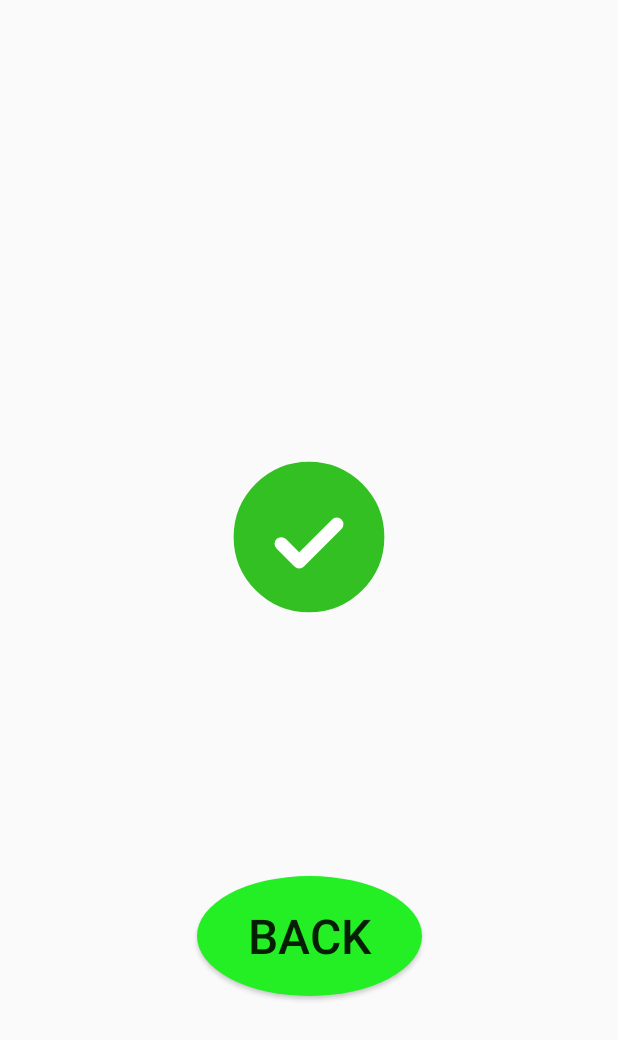
After one commit to nagasho1122/habitapp, an Android app: the doneaction screen opened directly, with no data from a screen before it, on a phone screen of 412 x 824 dp. The commit adds this screen. Shown: the top 1040 px of the screen. Run offline under Robolectric (Android 15) with nearby library versions, the phone set to English and light mode, and no system bars.

Commit message:
Doneボタン　画面遷移

```diff
--- a/app/build.gradle
+++ b/app/build.gradle
@@ -44,6 +44,7 @@ dependencies {
     implementation 'androidx.constraintlayout:constraintlayout:2.0.4'
     implementation 'com.google.android.material:material:1.4.0-beta01'
     implementation 'com.github.VRGsoftUA:FlexibleCalendarView:1.0.1'
+    implementation 'com.airbnb.android:lottie:3.4.0'
     coreLibraryDesugaring 'com.android.tools:desugar_jdk_libs:1.1.5'
     testImplementation 'junit:junit:4.+'
     androidTestImplementation 'androidx.test.ext:junit:1.1.2'
--- a/app/src/main/java/com/nagase/nagasho/myapplayout/MainActivity.kt
+++ b/app/src/main/java/com/nagase/nagasho/myapplayout/MainActivity.kt
@@ -77,6 +77,7 @@ class MainActivity : AppCompatActivity(),  FlexibleCalendarMonthCallback {
         val data: Data? = read()
         var datedata: dateData? = readdate()
         val preview = Intent(this, setting::class.java)
+        val doneaction = Intent(this,doneaction::class.java)
         var todaydate: LocalDate = LocalDate.now()
         var realmtodaysdata = realm.where<allData>()
             .equalTo("date", todaydate.toString())
@@ -148,8 +149,8 @@ class MainActivity : AppCompatActivity(),  FlexibleCalendarMonthCallback {
             var today: LocalDate = LocalDate.now()
             insertData(data!!.goal, data!!.target, data!!.frequent, data!!.duration, today.toString())
             doneButtonswitch(false)
-
-
+            startActivity(doneaction)
+            finish()
         }
         //Appbarの設定ページへ飛ぶ処理
         topAppBar.setOnMenuItemClickListener { menuItem ->
--- /dev/null
+++ b/app/src/main/java/com/nagase/nagasho/myapplayout/doneaction.kt
@@ -0,0 +1,19 @@
+package com.nagase.nagasho.myapplayout
+
+import android.content.Intent
+import androidx.appcompat.app.AppCompatActivity
+import android.os.Bundle
+import kotlinx.android.synthetic.main.activity_doneaction.*
+
+class doneaction : AppCompatActivity() {
+    override fun onCreate(savedInstanceState: Bundle?) {
+        super.onCreate(savedInstanceState)
+        setContentView(R.layout.activity_doneaction)
+        val back = Intent(this,MainActivity::class.java)
+
+        backButton.setOnClickListener {
+            startActivity(back)
+            finish()
+        }
+    }
+}
--- /dev/null
+++ b/app/src/main/res/layout/activity_doneaction.xml
@@ -0,0 +1,34 @@
+<?xml version="1.0" encoding="utf-8"?>
+<androidx.constraintlayout.widget.ConstraintLayout xmlns:android="http://schemas.android.com/apk/res/android"
+    xmlns:app="http://schemas.android.com/apk/res-auto"
+    xmlns:tools="http://schemas.android.com/tools"
+    android:layout_width="match_parent"
+    android:layout_height="match_parent"
+    tools:context=".doneaction">
+
+    <com.airbnb.lottie.LottieAnimationView
+        android:id="@+id/lottie"
+        android:layout_width="wrap_content"
+        android:layout_height="wrap_content"
+        android:layout_marginBottom="100dp"
+        app:layout_constraintBottom_toBottomOf="parent"
+        app:layout_constraintEnd_toEndOf="parent"
+        app:layout_constraintStart_toStartOf="parent"
+        app:layout_constraintTop_toTopOf="parent"
+        app:lottie_autoPlay="true"
+        app:lottie_loop="false"
+        app:lottie_rawRes="@raw/done" />
+
+    <Button
+        android:id="@+id/backButton"
+        android:layout_width="150dp"
+        android:layout_height="80dp"
+        android:layout_marginBottom="160dp"
+        android:background="@drawable/background_circle2"
+        android:text="back"
+        android:textSize="32sp"
+        app:layout_constraintBottom_toBottomOf="parent"
+        app:layout_constraintEnd_toEndOf="parent"
+        app:layout_constraintStart_toStartOf="parent" />
+
+</androidx.constraintlayout.widget.ConstraintLayout>
```
Also changed, not shown: app/src/main/res/raw/done.json (added, +1 -0 lines).
